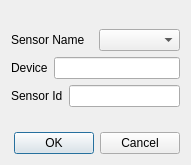
Before: the Qt Designer form src/nidas/apps/config/AddSensorComboDialog.ui in NCAR/nidas, drawn with Qt 5.
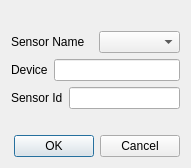
After: the same form once the commit is applied.

Patch:
```diff
--- a/src/nidas/apps/config/AddSensorComboDialog.ui
+++ b/src/nidas/apps/config/AddSensorComboDialog.ui
@@ -1,13 +1,13 @@
 <?xml version="1.0" encoding="UTF-8"?>
 <ui version="4.0">
  <class>config::AddSensorComboDialog</class>
- <widget class="QDialog" name="config::AddSensorComboDialog">
-  <property name="geometry">
+ <widget class="QDialog" name="config::AddSensorComboDialog" >
+  <property name="geometry" >
    <rect>
     <x>0</x>
     <y>0</y>
     <width>191</width>
-    <height>165</height>
+    <height>168</height>
    </rect>
   </property>
   <property name="windowTitle">
```
Left out of the diff: 85 changed lines with no effect on the pictures.
